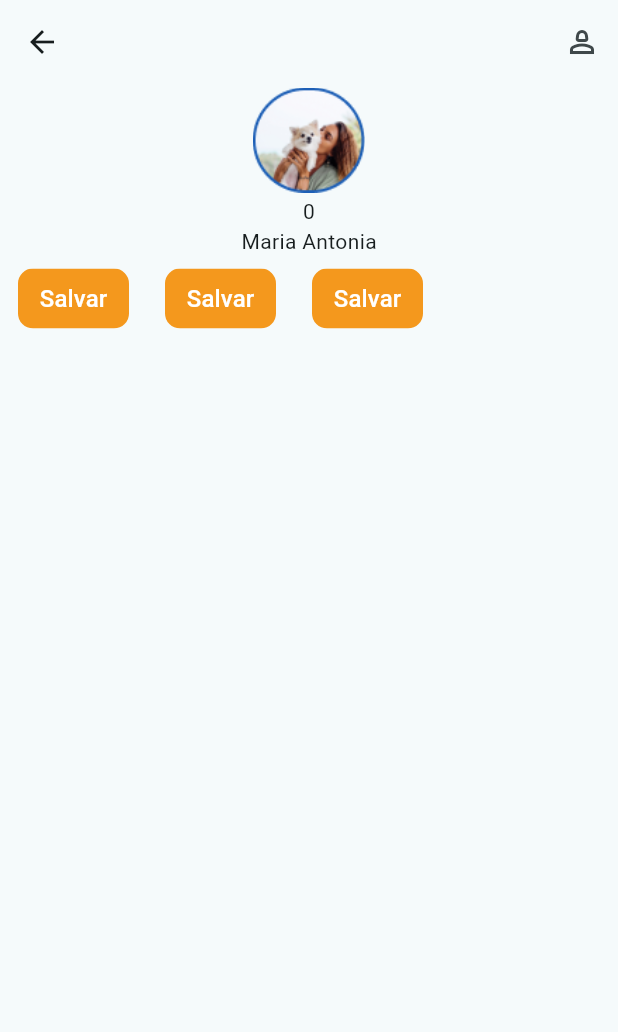
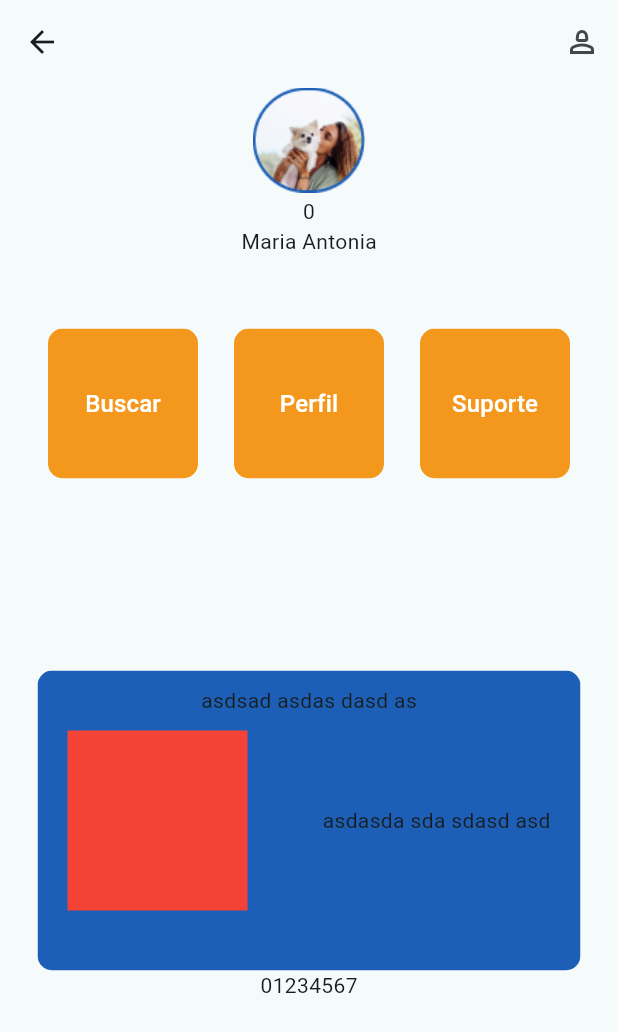
Before and after one commit to Anndrei87/FeriasPet, a Flutter app: the HomePage screen opened directly, on a phone screen of 412 x 824 dp. Shown: the top 1032 px of the screen. Run offline on Flutter 3.47's test engine with Material 3 defaults, Android fonts, the phone set to English and light mode, and no system bars.

Commit message:
feat: home development

```diff
--- a/ferias_pet/lib/src/modules/home/home_page.dart
+++ b/ferias_pet/lib/src/modules/home/home_page.dart
@@ -37,22 +37,22 @@ class _HomePageState extends State<HomePage> {
                 Text(provider.indexPage.toString()),
                 const Text('Maria Antonia'),
                 Container(
+                  padding: const EdgeInsets.only(top: 40),
                   child: Row(
+                    crossAxisAlignment: CrossAxisAlignment.center,
+                    mainAxisAlignment: MainAxisAlignment.center,
                     children: [
                       TextButton(
-                        onPressed: () {
-                          provider.setValue(1);
-                        },
+                        onPressed: () {},
                         child: ClipRRect(
-                          borderRadius:
-                              const BorderRadius.all(Radius.circular(10)),
+                          borderRadius: const BorderRadius.all(Radius.circular(10)),
                           child: Container(
                             alignment: Alignment.center,
-                            width: 74,
-                            height: 40,
+                            width: 100,
+                            height: 100,
                             color: const Color(0xffF4981D),
                             child: const Text(
-                              "Salvar",
+                              "Buscar",
                               style: TextStyle(
                                 fontSize: 16,
                                 color: Colors.white,
@@ -64,15 +64,14 @@ class _HomePageState extends State<HomePage> {
                       TextButton(
                         onPressed: () {},
                         child: ClipRRect(
-                          borderRadius:
-                              const BorderRadius.all(Radius.circular(10)),
+                          borderRadius: const BorderRadius.all(Radius.circular(10)),
                           child: Container(
                             alignment: Alignment.center,
-                            width: 74,
-                            height: 40,
+                            width: 100,
+                            height: 100,
                             color: const Color(0xffF4981D),
                             child: const Text(
-                              "Salvar",
+                              "Perfil",
                               style: TextStyle(
                                 fontSize: 16,
                                 color: Colors.white,
@@ -84,15 +83,14 @@ class _HomePageState extends State<HomePage> {
                       TextButton(
                         onPressed: () {},
                         child: ClipRRect(
-                          borderRadius:
-                              const BorderRadius.all(Radius.circular(10)),
+                          borderRadius: const BorderRadius.all(Radius.circular(10)),
                           child: Container(
                             alignment: Alignment.center,
-                            width: 74,
-                            height: 40,
+                            width: 100,
+                            height: 100,
                             color: const Color(0xffF4981D),
                             child: const Text(
-                              "Salvar",
+                              "Suporte",
                               style: TextStyle(
                                 fontSize: 16,
                                 color: Colors.white,
@@ -103,6 +101,50 @@ class _HomePageState extends State<HomePage> {
                       ),
                     ],
                   ),
+                ),
+                Padding(
+                  padding: const EdgeInsets.only(left: 25, right: 25, top: 120),
+                  child: ClipRRect(
+                    borderRadius: const BorderRadius.all(Radius.circular(10)),
+                    child: Container(
+                      color: const Color(0xff1D5FB6),
+                      width: double.maxFinite,
+                      height: 200,
+                      child: Column(
+                        children: [
+                          const Padding(
+                            padding: EdgeInsets.symmetric(vertical: 10),
+                            child: Text('asdsad asdas dasd as'),
+                          ),
+                          Padding(
+                            padding: const EdgeInsets.symmetric(horizontal: 20),
+                            child: Row(
+                              mainAxisAlignment: MainAxisAlignment.spaceBetween,
+                              children: [
+                                Container(
+                                  width: 120,
+                                  height: 120,
+                                  color: Colors.red,
+                                ),
+                                Text('asdasda sda sdasd asd')
+                              ],
+                            ),
+                          )
+                        ],
+                      ),
+                    ),
+                  ),
+                ),
+                Row(
+                  mainAxisAlignment: MainAxisAlignment.center,
+                  children: [
+                    ...List.generate(
+                      8,
+                      (index) => Text(
+                        index.toString(),
+                      ),
+                    ),
+                  ],
                 )
               ],
             ),
```
Also changed, not shown: ferias_pet/pubspec.lock, 1 other file.
